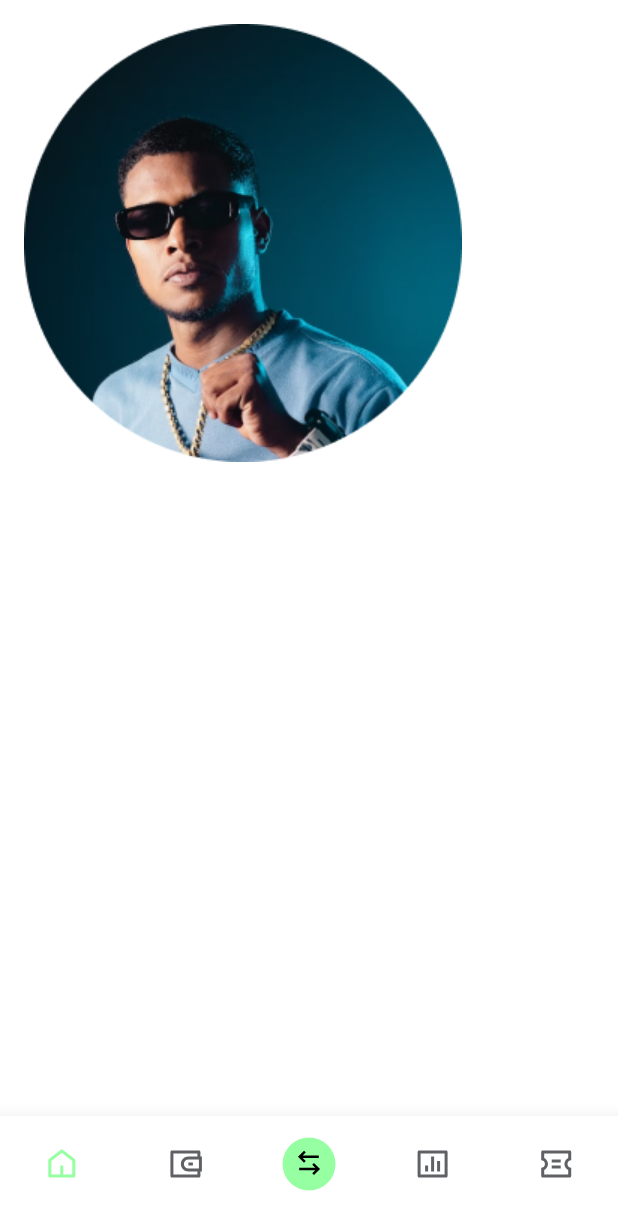
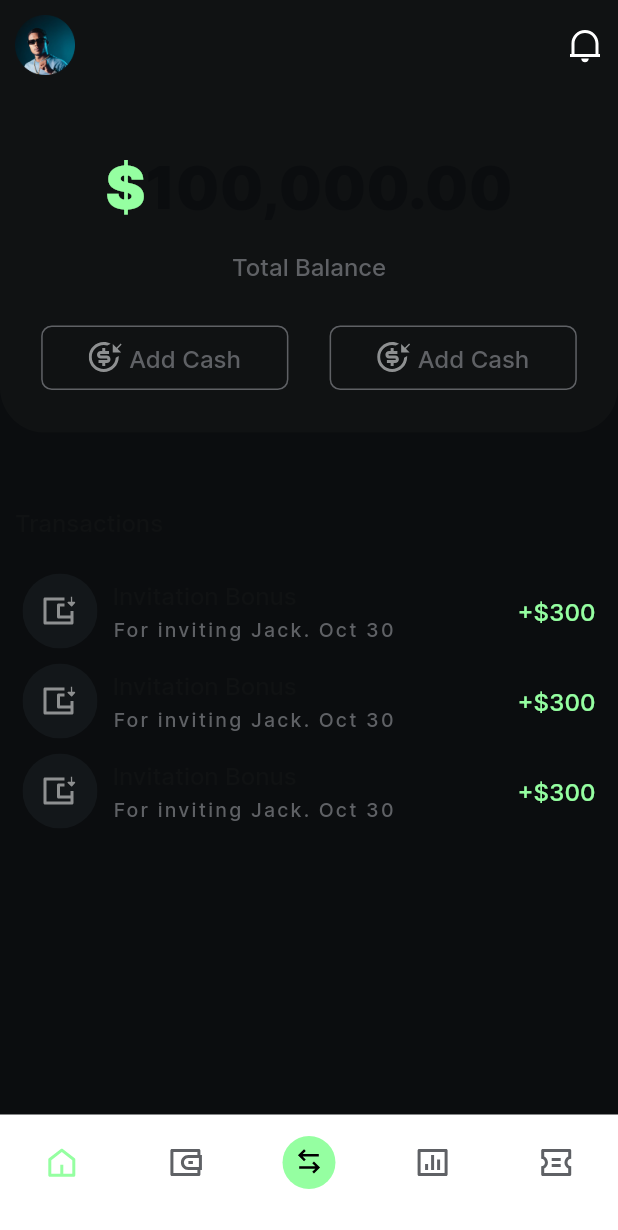
Before and after one commit to Nsikaktopdown/cash_app_flutter, a Flutter app: the screen it shows after launch, on a phone screen of 412 x 824 dp. Shown: the top 1230 px of the screen. Run offline on Flutter 3.47's test engine with Material 2 defaults, Android fonts, the phone set to English and light mode, and no system bars; our stand-ins replace flutter_svg.

Commit message:
Worked on wallet screen

```diff
--- /dev/null
+++ b/lib/UrlConstants.dart
@@ -0,0 +1,3 @@
+abstract class UrlConstants{
+  static const String imageAssertUrl = "assets/images/";
+}
--- a/lib/feature/wallet/wallet_screen.dart
+++ b/lib/feature/wallet/wallet_screen.dart
@@ -1,4 +1,9 @@
+import 'package:cash_app/UrlConstants.dart';
 import 'package:flutter/cupertino.dart';
+import 'package:flutter/material.dart';
+import 'package:flutter_svg/flutter_svg.dart';
+
+import '../../styles/CashAppStyles.dart';
 
 class WalletScreen extends StatefulWidget {
   const WalletScreen({super.key});
@@ -11,19 +16,173 @@ class WalletScreenState extends State<WalletScreen> {
   @override
   Widget build(BuildContext context) {
     return SafeArea(
-        child: Padding(
-            padding: const EdgeInsets.symmetric(
-              horizontal: 16,
-              vertical: 16,
+        child: Container(
+            color: CashAppStyles.darkBackground,
+            child: ListView(
+              children: [
+                Container(
+                    height: MediaQuery.of(context).size.height * 0.35,
+                    decoration: const BoxDecoration(
+                      color: Color(0xff101213),
+                      borderRadius: BorderRadius.only(
+                          bottomLeft: Radius.circular(30),
+                          bottomRight: Radius.circular(30)),
+                    ),
+                    child: Column(
+                      children: [
+                        topBar(),
+                        const SizedBox(height: 40),
+                        walletTop(),
+                      ],
+                    )),
+                Expanded(
+                    child: Container(
+                  padding: const EdgeInsets.all(10),
+                  height: MediaQuery.of(context).size.height,
+                  color: CashAppStyles.darkBackground,
+                  child: Column(
+                    crossAxisAlignment: CrossAxisAlignment.start,
+                    children: [
+                      const SizedBox(height: 40),
+                      Text(
+                        "Transactions",
+                        style: Theme.of(context).textTheme.labelMedium,
+                      ),
+                      const SizedBox(height: 20,),
+                      transactionItem(),
+                      transactionItem(),
+                      transactionItem()
+                    ],
+                  ),
+                ))
+              ],
+            )));
+  }
+
+  Widget transactionItem() {
+    return Container(
+      padding: const EdgeInsets.all(5),
+      child: Row(
+        children: [
+          SvgPicture.asset("${UrlConstants.imageAssertUrl}badge.svg"),
+          const SizedBox(width: 10,),
+          Column(
+            crossAxisAlignment: CrossAxisAlignment.start,
+            children: [
+              FittedBox(
+                child: Text("Invitation Bonus",
+                    style: Theme.of(context).textTheme.labelMedium),
+              ),
+              const SizedBox(
+                height: 5,
+              ),
+              FittedBox(
+                child: Text("For inviting Jack. Oct 30",
+                    style: Theme.of(context).textTheme.labelSmall),
+              )
+            ],
+          ),
+          const Spacer(),
+          FittedBox(
+            child: Text("+\$300",
+                style: Theme.of(context)
+                    .textTheme
+                    .labelMedium
+                    ?.copyWith(color: CashAppStyles.primaryColor)),
+          )
+        ],
+      ),
+    );
+  }
+
+  Widget topBar() {
+    return Padding(
+        padding: const EdgeInsets.all(10),
+        child: Row(
+          children: [
+            Image.asset(
+              "${UrlConstants.imageAssertUrl}profile.png",
+              height: 40,
+              width: 40,
             ),
-            child: ListView(children: [
-              Column(
-                children: [
-                  Row(
-                    children: [Image.asset("assets/images/profile.png")],
-                  )
-                ],
-              )
-            ],)));
+            const Spacer(),
+            SvgPicture.asset("${UrlConstants.imageAssertUrl}notification.svg")
+          ],
+        ));
+  }
+
+  Widget walletTop() {
+    return Column(
+      children: [
+        walletBalance(),
+        FittedBox(
+          child: Text(
+            "Total Balance",
+            style: Theme.of(context)
+                .textTheme
+                .labelMedium
+                ?.copyWith(color: CashAppStyles.lightBackground),
+          ),
+        ),
+        const SizedBox(height: 30),
+        Row(
+          mainAxisAlignment: MainAxisAlignment.spaceEvenly,
+          children: [button(), button()],
+        )
+      ],
+    );
+  }
+
+  Widget walletBalance() {
+    return Column(
+      children: [
+        Row(
+          mainAxisAlignment: MainAxisAlignment.center,
+          children: [
+            FittedBox(
+              child: Text("\$",
+                  style: Theme.of(context)
+                      .textTheme
+                      .labelLarge
+                      ?.copyWith(color: CashAppStyles.primaryColor)),
+            ),
+            FittedBox(
+              child: Text("100,000.00",
+                  style: Theme.of(context).textTheme.labelLarge),
+            )
+          ],
+        ),
+        const SizedBox(height: 20),
+      ],
+    );
+  }
+
+  Widget button() {
+    return Container(
+      width: MediaQuery.of(context).size.width / 2.5,
+      padding: const EdgeInsets.all(10.0),
+      decoration: BoxDecoration(
+        border: Border.all(width: 1, color: CashAppStyles.lightBackground),
+        borderRadius: const BorderRadius.all(Radius.circular(7)),
+      ),
+      child: Row(
+        mainAxisAlignment: MainAxisAlignment.center,
+        children: [
+          SvgPicture.asset("${UrlConstants.imageAssertUrl}add-cash.svg"),
+          const SizedBox(
+            width: 5,
+          ),
+          FittedBox(
+            child: Text(
+              "Add Cash",
+              style: Theme.of(context)
+                  .textTheme
+                  .labelMedium
+                  ?.copyWith(color: CashAppStyles.lightBackground),
+            ),
+          ),
+        ],
+      ),
+    );
   }
 }
--- a/lib/styles/CashAppStyles.dart
+++ b/lib/styles/CashAppStyles.dart
@@ -1,40 +1,35 @@
-
 import 'package:flutter/material.dart';
 
 abstract class CashAppStyles {
-  static const TextStyle walletBalance = TextStyle(
-    color: Colors.white,
-    fontSize: 20,
-    fontStyle: FontStyle.normal,
-    fontWeight: FontWeight.w500
-  );
 
-  static const TextStyle buttonText = TextStyle(
-      color: Color(0xff5F6165),
-      fontSize: 16,
-      fontStyle: FontStyle.normal,
-      fontWeight: FontWeight.w200
-  );
 
-  static const TextStyle primaryText = TextStyle(
-      color: Colors.white,
-      fontSize: 16,
-      fontStyle: FontStyle.normal,
-      fontWeight: FontWeight.w200
-  );
+  static TextStyle labelLarge = const TextStyle(
+      fontSize: 40, fontStyle: FontStyle.normal, fontWeight: FontWeight.w800);
+  static TextStyle labelMedium = const TextStyle(
+      fontSize: 16, fontStyle: FontStyle.normal, fontWeight: FontWeight.w500);
+  static TextStyle labelSmall = const TextStyle(
+      fontSize: 13, fontStyle: FontStyle.normal, fontWeight: FontWeight.w400);
 
-  static const TextStyle secondaryText = TextStyle(
-      color: Color(0xff5F6165),
-      fontSize: 12,
-      fontStyle: FontStyle.normal,
-      fontWeight: FontWeight.w200
-  );
-
-  static const Color background = Color(0xff0B0D0F);
 
   static const Color primaryColor = Color(0xff95FFA1);
+  static const Color darkBackground = Color(0xff0B0D0F);
+  static const Color lightBackground= Color(0xff5F6165);
 
-  static const Color lightTextColor = Color(0xff5F6165);
+// light styles
+  static TextStyle labelLargeLight =
+      labelLarge.copyWith(color: const Color(0xff0B0D0F));
 
+  static TextStyle labelMediumLight =
+      labelMedium.copyWith(color: const Color(0xff101213));
 
+  static TextStyle labelSmallLight =
+      labelSmall.copyWith(color: const Color(0xff5F6165));
+
+  // dark styles
+  static TextStyle labelLargeDark = labelLarge.copyWith(color: Colors.white);
+
+  static TextStyle labelMediumDark = labelMedium.copyWith(color: Colors.white);
+
+  static TextStyle labelSmallDark =
+      labelSmall.copyWith(color: const Color(0xff5F6165));
 }
--- a/lib/styles/CashAppTheme.dart
+++ b/lib/styles/CashAppTheme.dart
@@ -3,11 +3,16 @@ import 'package:flutter/material.dart';
 
 class CashAppTheme {
   static ThemeData lightTheme = ThemeData(
+      fontFamily: "Inter",
       scaffoldBackgroundColor: Colors.white,
       colorScheme: const ColorScheme.light(),
       appBarTheme: const AppBarTheme(
         backgroundColor: Colors.blue,
       ),
+      textTheme: TextTheme(
+          labelLarge: CashAppStyles.labelLargeLight,
+          labelMedium: CashAppStyles.labelMediumLight,
+          labelSmall: CashAppStyles.labelSmallLight),
       bottomNavigationBarTheme: const BottomNavigationBarThemeData(
         backgroundColor: Colors.white,
         elevation: 10,
@@ -15,34 +20,28 @@ class CashAppTheme {
             color: CashAppStyles.primaryColor,
             fontFamily: 'Montserrat',
             fontSize: 14.0),
-        unselectedLabelStyle: TextStyle(
-            color: CashAppStyles.lightTextColor,
-            fontFamily: 'Montserrat',
-            fontSize: 12.0),
-        selectedItemColor: CashAppStyles.primaryColor,
-        unselectedItemColor: CashAppStyles.lightTextColor,
         showUnselectedLabels: true,
       ));
 
   static ThemeData darkTheme = ThemeData(
-      scaffoldBackgroundColor: CashAppStyles.background,
+      fontFamily: "Inter",
+      scaffoldBackgroundColor: const Color(0xff101213),
       colorScheme: const ColorScheme.dark(),
+      textTheme: TextTheme(
+          labelLarge: CashAppStyles.labelLargeDark,
+          labelMedium: CashAppStyles.labelMediumDark,
+          labelSmall: CashAppStyles.labelSmallDark),
       appBarTheme: const AppBarTheme(
-        backgroundColor: CashAppStyles.background,
+        backgroundColor: CashAppStyles.darkBackground,
       ),
       bottomNavigationBarTheme: const BottomNavigationBarThemeData(
-        backgroundColor: CashAppStyles.background,
+        backgroundColor: CashAppStyles.darkBackground,
         elevation: 10,
         selectedLabelStyle: TextStyle(
             color: CashAppStyles.primaryColor,
             fontFamily: 'Montserrat',
             fontSize: 14.0),
-        unselectedLabelStyle: TextStyle(
-            color: CashAppStyles.lightTextColor,
-            fontFamily: 'Montserrat',
-            fontSize: 12.0),
         selectedItemColor: CashAppStyles.primaryColor,
-        unselectedItemColor: CashAppStyles.lightTextColor,
         showUnselectedLabels: true,
       ));
 }
```
Also changed, not shown: pubspec.yaml (+11 -6 lines), assets/images/add-cash.svg (added), assets/images/badge.svg (added), assets/images/cash-out.svg (added), assets/images/notification.svg (added), fonts/Inter-Black.ttf (added), fonts/Inter-Medium.ttf (added), fonts/Inter-Regular.ttf (added), fonts/Inter-SemiBold.ttf (added).
